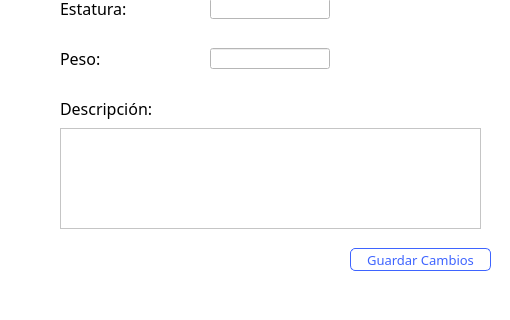
This is hospital-Core/Widgets/Medico/medico_expediente_clinico.ui in MrDanielG/Hospital-SCRUM as Qt 5 draws it before an edit; both pictures show x 0 to 510 and y 352 to 672 of the 510 by 672 pixel window. The edited form follows.
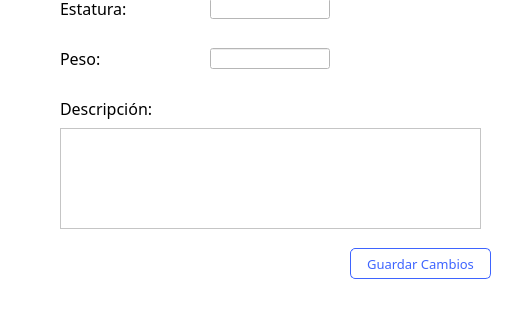
This is the edited form. The open tabs and pages were chosen to show the change. Icons and pictures are not drawn.

Diff of the .ui file:
```diff
--- a/hospital-Core/Widgets/Medico/medico_expediente_clinico.ui
+++ b/hospital-Core/Widgets/Medico/medico_expediente_clinico.ui
@@ -569,7 +569,7 @@
        <x>340</x>
        <y>540</y>
        <width>141</width>
-       <height>23</height>
+       <height>31</height>
       </rect>
      </property>
      <property name="font">
```
Left out of the diff: 2 changed lines with no effect on the pictures.
